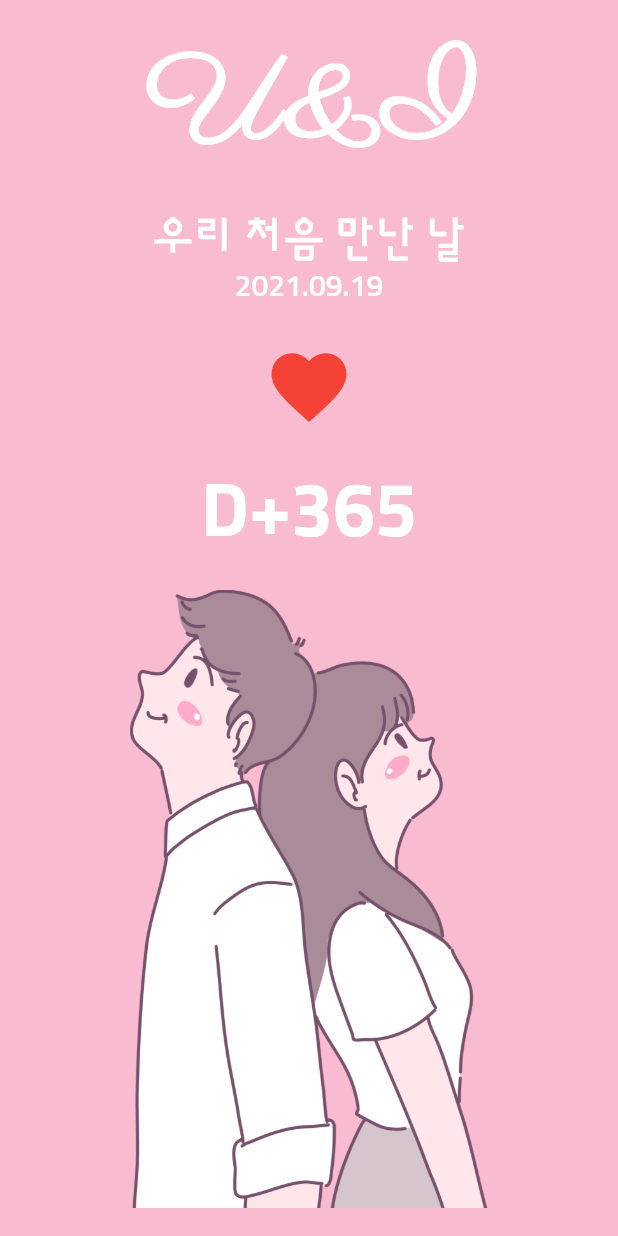
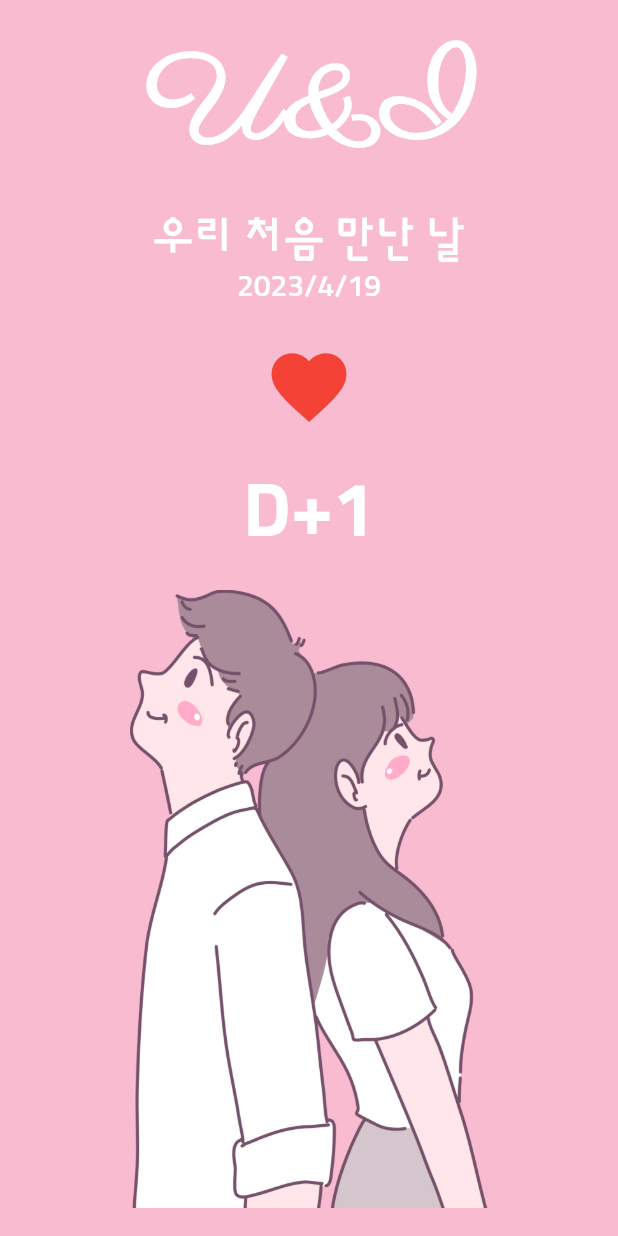
Before and after one commit to seilylook/Flutter, a Flutter app: the screen it shows after launch, on a phone screen of 412 x 824 dp. Run offline on Flutter 3.47's test engine with Material 2 defaults, Android fonts, the phone set to English and light mode, and no system bars; our stand-ins replace webview_flutter.

Commit message:
FEAT: setState - date pick complete

```diff
--- a/u_and_i/lib/screen/HomeScreen.dart
+++ b/u_and_i/lib/screen/HomeScreen.dart
@@ -1,7 +1,21 @@
 import 'package:flutter/material.dart';
+import 'package:flutter/cupertino.dart';
 
-class HomeScreen extends StatelessWidget {
+class HomeScreen extends StatefulWidget {
   const HomeScreen({Key? key}) : super(key: key);
+
+  @override
+  State<HomeScreen> createState() => _HomeScreenState();
+}
+
+class _HomeScreenState extends State<HomeScreen> {
+  DateTime nowDate = DateTime(
+    DateTime.now().year,
+    DateTime.now().month,
+    DateTime.now().day,
+  );
+  DateTime maxiDay = DateTime.now();
+  final now = DateTime.now();
 
   @override
   Widget build(BuildContext context) {
@@ -14,19 +28,64 @@ class HomeScreen extends StatelessWidget {
           mainAxisAlignment: MainAxisAlignment.spaceBetween,
           crossAxisAlignment: CrossAxisAlignment.stretch,
           children: [
-            _DDay(),
+            _DDay(
+              onHeartPressed: onHeartPressed,
+              firstDay: nowDate,
+            ),
             _CoupleImage(),
           ],
         ),
       ),
     );
   }
+
+  void onHeartPressed() {
+    showCupertinoDialog(
+      context: context,
+      builder: (BuildContext context) {
+        return Align(
+            alignment: Alignment.bottomCenter,
+            child: Container(
+              color: Colors.white,
+              height: 300,
+              child: CupertinoDatePicker(
+                mode: CupertinoDatePickerMode.date,
+                initialDateTime: nowDate,
+                maximumDate: DateTime(
+                  now.year,
+                  now.month,
+                  now.day,
+                ),
+                onDateTimeChanged: (DateTime data) {
+                  setState(() {
+                    nowDate = data;
+                  });
+                },
+              ),
+            ));
+      },
+      barrierDismissible: true,
+    );
+    setState(() {
+      nowDate = nowDate.subtract(Duration(days: 1));
+    });
+  }
 }
 
 class _DDay extends StatelessWidget {
+  final GestureTapCallback onHeartPressed;
+  final DateTime firstDay;
+
+  _DDay({
+    required this.onHeartPressed,
+    required this.firstDay,
+  });
+
   @override
   Widget build(BuildContext context) {
     final textTheme = Theme.of(context).textTheme;
+    final now = DateTime.now();
+
     return Column(
       children: [
         const SizedBox(height: 16.0),
@@ -40,13 +99,13 @@ class _DDay extends StatelessWidget {
           style: textTheme.bodyText1,
         ),
         Text(
-          '2021.09.19',
+          '${firstDay.year}/${firstDay.month}/${firstDay.day}',
           style: textTheme.bodyText2,
         ),
         const SizedBox(height: 16.0),
         IconButton(
           iconSize: 60.0,
-          onPressed: () {},
+          onPressed: onHeartPressed,
           icon: Icon(
             Icons.favorite,
             color: Colors.red,
@@ -54,7 +113,7 @@ class _DDay extends StatelessWidget {
         ),
         const SizedBox(height: 16.0),
         Text(
-          'D+365',
+          'D+${DateTime(now.year, now.month, now.day).difference(firstDay).inDays + 1}',
           style: textTheme.headline2,
         )
       ],
@@ -67,11 +126,10 @@ class _CoupleImage extends StatelessWidget {
   Widget build(BuildContext context) {
     return Expanded(
       child: Center(
-        child: Image.asset(
-          'asset/img/middle_image.png',
-          height: MediaQuery.of(context).size.height / 2,
-        )
-      ),
+          child: Image.asset(
+        'asset/img/middle_image.png',
+        height: MediaQuery.of(context).size.height / 2,
+      )),
     );
   }
 }
```
